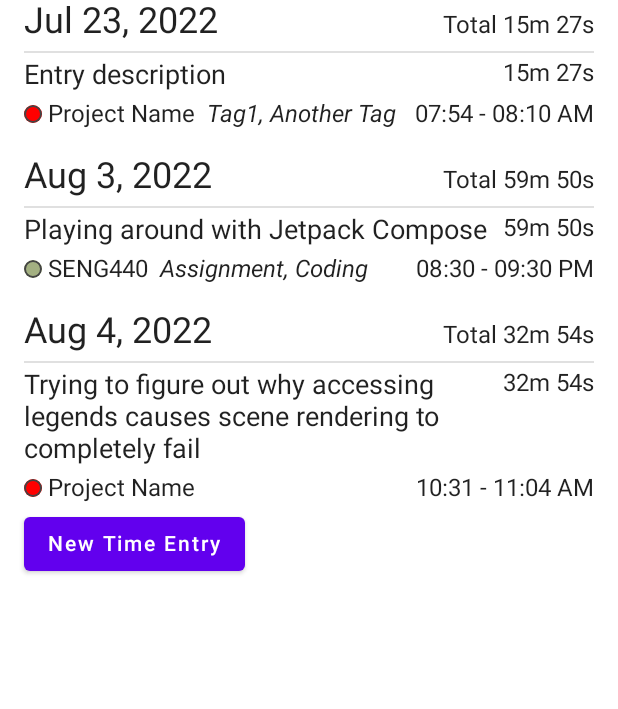
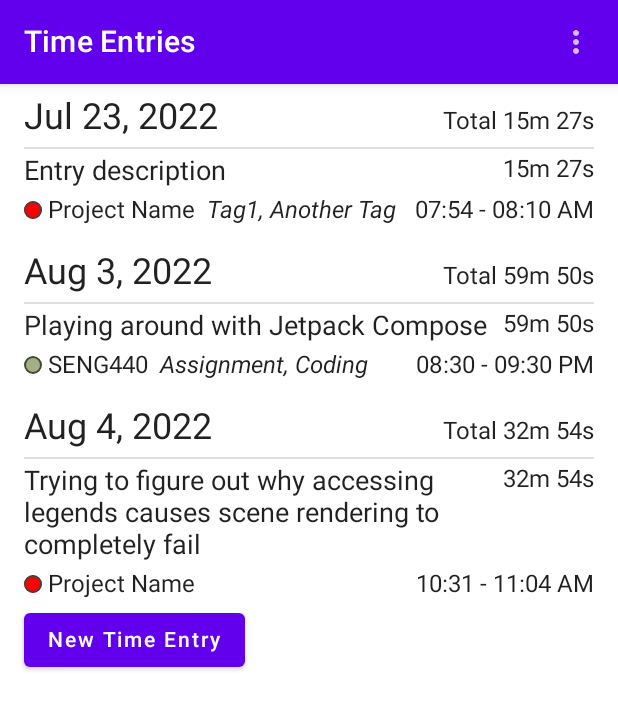
Before and after one commit to rogino/TimeTracker, an Android app built with Jetpack Compose: the TimeEntryListPage screen opened through its navigation route, on a phone screen of 412 x 824 dp. Shown: the top 709 px of the screen. Run offline under Robolectric (Android 15) with nearby library versions, the phone set to English and light mode, and no system bars; our stand-ins replace accompanist; libraries missing offline, so code that uses them is left out: com.beust.klaxon.

Commit message:
Add top bar to list view
Bug: edit time entry, too much spacing between start/end time

```diff
--- a/TimeTracker/app/src/main/java/nz/ac/uclive/rog19/seng440/assignment1/MainActivity.kt
+++ b/TimeTracker/app/src/main/java/nz/ac/uclive/rog19/seng440/assignment1/MainActivity.kt
@@ -67,6 +67,7 @@ class MainActivity : ComponentActivity() {
             startDestination = "entries"
         }
 
+        val paddingModifier = Modifier.padding(horizontal = 16.dp).padding(top = 8.dp)
 
         setContent {
             val navController = rememberNavController()
@@ -99,7 +100,7 @@ class MainActivity : ComponentActivity() {
                             }
                         }
                         composable("entries") {
-                            TimeEntryListView(
+                            TimeEntryListPage(
                                 entries = model.timeEntries,
                                 projects = model.projects,
                                 now = now,
@@ -118,7 +119,7 @@ class MainActivity : ComponentActivity() {
                                     currentlyEditedEntry = entry?.toObservable() ?: TimeEntryObservable()
                                     navController.navigate("edit_entry")
                                 },
-                                modifier = Modifier.padding(horizontal = 16.dp)
+                                modifier = paddingModifier
                             )
                         }
                         composable("edit_entry") {
@@ -144,7 +145,7 @@ class MainActivity : ComponentActivity() {
                                 cancelAndExit = {
                                     navController.popBackStack()
                                 },
-                                modifier = Modifier.padding(horizontal = 16.dp)
+                                modifier = paddingModifier
                             )
                         }
                     }
--- a/TimeTracker/app/src/main/java/nz/ac/uclive/rog19/seng440/assignment1/components/SelectTimeView.kt
+++ b/TimeTracker/app/src/main/java/nz/ac/uclive/rog19/seng440/assignment1/components/SelectTimeView.kt
@@ -15,6 +15,7 @@ import androidx.compose.ui.Alignment
 import androidx.compose.ui.Modifier
 import androidx.compose.ui.graphics.Color
 import androidx.compose.ui.graphics.RectangleShape
+import androidx.compose.ui.modifier.modifierLocalOf
 import androidx.compose.ui.platform.LocalContext
 import androidx.compose.ui.unit.LayoutDirection
 import androidx.compose.ui.unit.dp
@@ -37,7 +38,8 @@ fun SelectTimeView(
     unsetText: String?,
     now: Instant?,
     setDate: (Instant?) -> Unit,
-    allowEditing: Boolean = true
+    allowEditing: Boolean = true,
+    modifier: Modifier = Modifier,
 ) {
     val dateDialog = rememberMaterialDialogState()
     val timeDialog = rememberMaterialDialogState()
@@ -90,6 +92,7 @@ fun SelectTimeView(
                     ).value,
                 TextFieldDefaults.OutlinedTextFieldShape
             )
+            .then(modifier)
     ) {
         Column() {
             val buttonHorizontalPadding =
--- a/TimeTracker/app/src/main/java/nz/ac/uclive/rog19/seng440/assignment1/components/TimeEntryListView.kt
+++ b/TimeTracker/app/src/main/java/nz/ac/uclive/rog19/seng440/assignment1/components/TimeEntryListView.kt
@@ -8,14 +8,15 @@ import androidx.compose.foundation.layout.fillMaxWidth
 import androidx.compose.foundation.layout.padding
 import androidx.compose.foundation.lazy.LazyColumn
 import androidx.compose.foundation.lazy.itemsIndexed
-import androidx.compose.material.Button
-import androidx.compose.material.Divider
-import androidx.compose.material.Text
+import androidx.compose.material.*
+import androidx.compose.material.icons.Icons
+import androidx.compose.material.icons.outlined.MoreVert
 import androidx.compose.runtime.*
 import androidx.compose.runtime.snapshots.SnapshotStateList
 import androidx.compose.runtime.snapshots.SnapshotStateMap
 import androidx.compose.ui.Alignment
 import androidx.compose.ui.Modifier
+import androidx.compose.ui.graphics.Color
 import androidx.compose.ui.tooling.preview.Preview
 import androidx.compose.ui.unit.dp
 import androidx.compose.ui.unit.sp
@@ -25,7 +26,6 @@ import kotlinx.coroutines.CoroutineExceptionHandler
 import kotlinx.coroutines.launch
 import nz.ac.uclive.rog19.seng440.assignment1.model.Project
 import nz.ac.uclive.rog19.seng440.assignment1.model.TimeEntry
-import nz.ac.uclive.rog19.seng440.assignment1.model.TimeEntryObservable
 import nz.ac.uclive.rog19.seng440.assignment1.model.mockModel
 import nz.ac.uclive.rog19.seng440.assignment1.ui.theme.TimeTrackerTheme
 import java.time.*
@@ -75,6 +75,65 @@ fun groupEntries(entries: List<TimeEntry>, zoneId: ZoneId, now: Instant): List<T
     return groups
 }
 
+//https://stackoverflow.com/a/68354402
+@Composable
+fun OverflowMenu(content: @Composable () -> Unit) {
+    var showMenu by remember { mutableStateOf(false) }
+
+    IconButton(onClick = {
+        showMenu = !showMenu
+    }) {
+        Icon(
+            imageVector = Icons.Outlined.MoreVert,
+            contentDescription = "More" // stringResource(R.string.more),
+        )
+    }
+    DropdownMenu(
+        expanded = showMenu,
+        onDismissRequest = { showMenu = false }
+    ) {
+        content()
+    }
+}
+
+@Composable
+fun TimeEntryListPage(
+    modifier: Modifier = Modifier,
+    entries: SnapshotStateList<TimeEntry>,
+    projects: SnapshotStateMap<Long, Project>,
+    zoneId: ZoneId = Clock.systemDefaultZone().zone,
+    now: State<Instant> = mutableStateOf(Instant.now()),
+    apiRequest: ApiRequest? = null,
+    setData: ((List<TimeEntry>, List<Project>) -> Unit)? = null,
+    logout: (() -> Unit)? = null,
+    editEntry: ((TimeEntry?) -> Unit)? = null
+) {
+    Scaffold(topBar = {
+        TopAppBar(
+            title = { Text(text = "Time Entries") },
+            actions = {
+                OverflowMenu {
+                    DropdownMenuItem(onClick = { logout?.invoke() }) {
+                        Text(text = "Logout")
+                    }
+                }
+            }
+        )
+    }) {
+        val howDoIGetThisErrorToGoAway = it
+        TimeEntryListView(
+            modifier = modifier,
+            entries = entries,
+            projects = projects,
+            zoneId = zoneId,
+            now = now,
+            apiRequest = apiRequest,
+            setData = setData,
+            editEntry = editEntry
+        )
+    }
+}
+
 @Composable
 fun TimeEntryListView(
     modifier: Modifier = Modifier,
@@ -84,7 +143,6 @@ fun TimeEntryListView(
     now: State<Instant> = mutableStateOf(Instant.now()),
     apiRequest: ApiRequest? = null,
     setData: ((List<TimeEntry>, List<Project>) -> Unit)? = null,
-    logout: (() -> Unit)? = null,
     editEntry: ((TimeEntry?) -> Unit)? = null
 ) {
     var isRefreshing by remember { mutableStateOf<Boolean>(false) }
```
Also changed, not shown: TimeTracker/app/src/main/java/nz/ac/uclive/rog19/seng440/assignment1/components/EditEntryView.kt (+4 -14 lines). Lines whose indentation alone changed are shown as unchanged.
